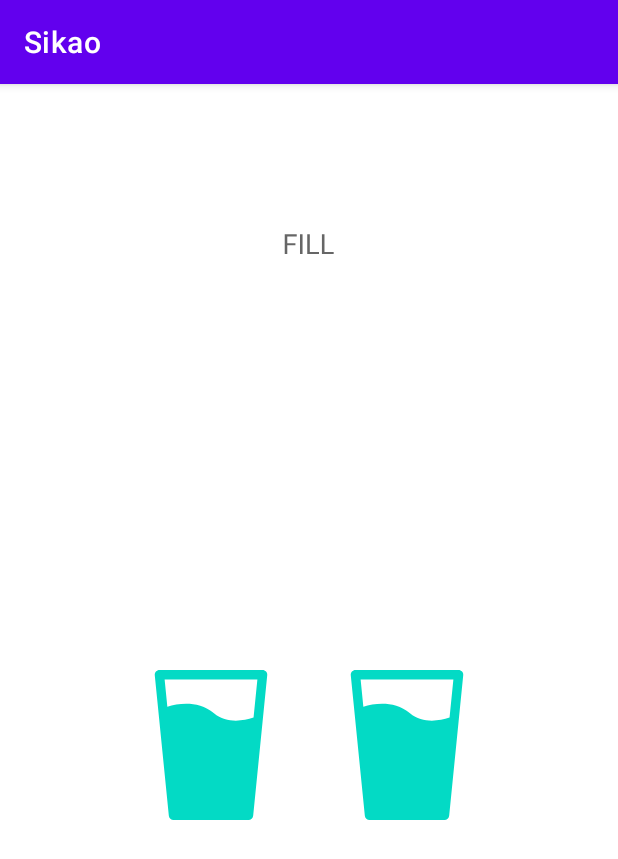
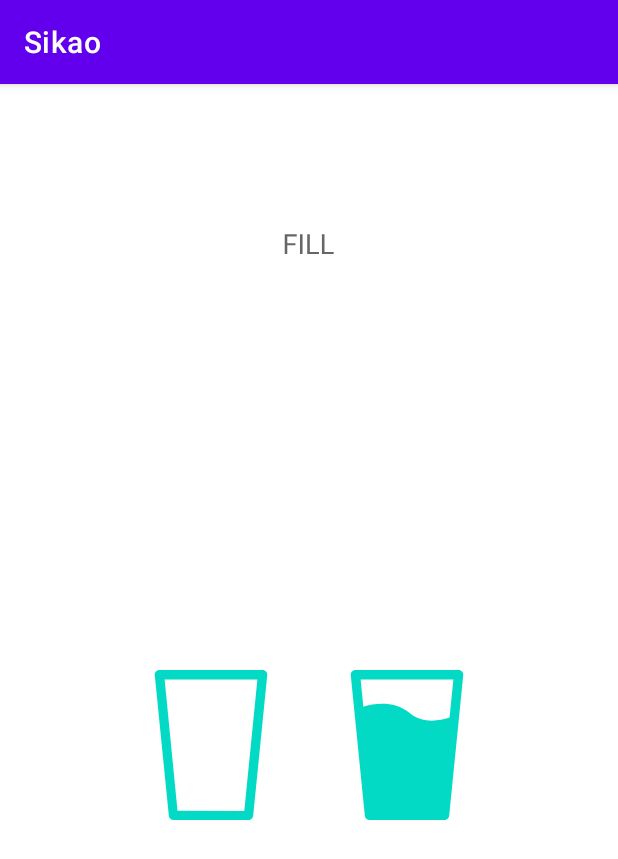
Before and after one commit to josinSbazin/sikao, an Android app: the fragment Fill shown on its own in the app's theme, on a phone screen of 412 x 824 dp. Shown: the top 859 px of the screen. Run offline under Robolectric (Android 15) with nearby library versions, the phone set to English and light mode, and no system bars; 3 statements that could not run were skipped.

Commit message:
* add Fill puzzle

```diff
--- a/app/src/main/java/ru/rhanza/sikao/levels/fill/Fill.kt
+++ b/app/src/main/java/ru/rhanza/sikao/levels/fill/Fill.kt
@@ -9,20 +9,26 @@ import android.hardware.SensorEventListener
 import android.hardware.SensorManager
 import android.hardware.SensorManager.SENSOR_DELAY_UI
 import android.os.Bundle
+import android.util.Log
 import android.view.MotionEvent
 import android.view.View
+import android.widget.ImageView
 import androidx.fragment.app.Fragment
+import androidx.lifecycle.lifecycleScope
+import kotlinx.coroutines.delay
+import kotlinx.coroutines.launch
 import ru.rhanza.sikao.R
 import ru.rhanza.sikao.core.router
+import kotlin.math.abs
 import kotlin.math.atan2
 
 
-//todo надо придумать как наполнять и освобождать бокал
 class Fill : Fragment(R.layout.fragment_fill) {
 
     private var isDragged = false
 
-    private lateinit var decanter: View
+    private lateinit var decanter: ImageView
+    private lateinit var glass: ImageView
 
     private lateinit var sensorManager: SensorManager
     private lateinit var accelerometer: Sensor
@@ -33,9 +39,9 @@ class Fill : Fragment(R.layout.fragment_fill) {
         super.onViewCreated(view, savedInstanceState)
 
         val container = view.findViewById<View>(R.id.dragContainer)
-        val glass = view.findViewById<View>(R.id.glass)
 
-        decanter = view.findViewById<View>(R.id.decanter).apply {
+        glass = view.findViewById<ImageView>(R.id.glass)
+        decanter = view.findViewById<ImageView>(R.id.decanter).apply {
             tag = DECANTER_TAG
         }
 
@@ -64,7 +70,6 @@ class Fill : Fragment(R.layout.fragment_fill) {
                         isDragged = true
                     }
                     MotionEvent.ACTION_MOVE -> {
-                        // todo обработать выход за границы
                         decanter.x = x + dX
                         decanter.y = y + dY
                     }
@@ -84,8 +89,9 @@ class Fill : Fragment(R.layout.fragment_fill) {
                 if (isDragged) {
                     val xAxis: Float = event.values[0]
                     val yAxis: Float = event.values[1]
-                    val angle = atan2(xAxis.toDouble(), yAxis.toDouble()) / (Math.PI / 180)
+                    val angle = atan2(xAxis.toDouble(), yAxis.toDouble()) * 180 / Math.PI
                     decanter.rotation = -angle.toFloat()
+                    checkFilled()
                 }
             }
 
@@ -106,6 +112,25 @@ class Fill : Fragment(R.layout.fragment_fill) {
         sensorManager.unregisterListener(sensorListener, accelerometer)
     }
 
+    private fun checkFilled() {
+        if (abs(decanter.rotation) > MAX_ANGLE
+            && decanter.x < glass.x + glass.width
+            && decanter.x > glass.x) {
+            playFillAnimation {
+                requireActivity().router.next()
+            }
+        }
+    }
+
+    private fun playFillAnimation(after: () -> Unit) {
+        lifecycleScope.launch {
+            decanter.setImageResource(R.drawable.ic_water_glass_empty)
+            glass.setImageResource(R.drawable.ic_water_glass_full)
+            delay(BEFORE_FILL_DELAY_MILLIS)
+            after.invoke()
+        }
+    }
+
     private fun View.isClicked(x: Float, y: Float): Boolean {
         val rect = Rect()
         getHitRect(rect)
@@ -114,6 +139,8 @@ class Fill : Fragment(R.layout.fragment_fill) {
 
     companion object {
         private const val DECANTER_TAG = "DECANTER"
+        private const val MAX_ANGLE = 80f
+        private const val BEFORE_FILL_DELAY_MILLIS = 1000L
 
         fun newInstance() = Fill()
     }
--- /dev/null
+++ b/app/src/main/res/drawable/ic_water_glass_empty.xml
@@ -0,0 +1,9 @@
+<vector xmlns:android="http://schemas.android.com/apk/res/android"
+    android:width="512dp"
+    android:height="512dp"
+    android:viewportWidth="512"
+    android:viewportHeight="512">
+  <path
+      android:fillColor="#FF000000"
+      android:pathData="M443.882,5.28C440.842,1.92 436.554,0 432.01,0h-352C75.498,0 71.178,1.92 68.138,5.28 65.13,8.608 63.626,13.088 64.074,17.6l48,480c0.832,8.192 7.712,14.4 15.936,14.4h256c8.224,0 15.104,-6.208 15.904,-14.4l48,-480c0.48,-4.512 -0.992,-8.992 -4.032,-12.32zM369.588,481.495 L141.692,480.807 97.706,32h316.608z"/>
+</vector>
--- a/app/src/main/res/layout/fragment_cut.xml
+++ b/app/src/main/res/layout/fragment_cut.xml
@@ -2,6 +2,7 @@
 <FrameLayout xmlns:android="http://schemas.android.com/apk/res/android"
     android:layout_width="match_parent"
     android:layout_height="match_parent"
+    xmlns:app="http://schemas.android.com/apk/res-auto"
     >
 
     <ImageView
@@ -14,7 +15,7 @@
         android:contentDescription="@string/cut"
         android:paddingTop="18dp"
         android:paddingBottom="18dp"
-        android:src="@drawable/ic_cut"
+        app:srcCompat="@drawable/ic_cut"
         />
 
 </FrameLayout>
--- a/app/src/main/res/layout/fragment_end.xml
+++ b/app/src/main/res/layout/fragment_end.xml
@@ -2,6 +2,7 @@
 <FrameLayout xmlns:android="http://schemas.android.com/apk/res/android"
     android:layout_width="match_parent"
     android:layout_height="match_parent"
+    xmlns:app="http://schemas.android.com/apk/res-auto"
     >
 
     <ImageView
@@ -11,7 +12,7 @@
         android:layout_gravity="center"
         android:clickable="false"
         android:contentDescription="@string/the_end"
-        android:src="@drawable/ic_end"
+        app:srcCompat="@drawable/ic_end"
         />
 
 </FrameLayout>
--- a/app/src/main/res/layout/fragment_fill.xml
+++ b/app/src/main/res/layout/fragment_fill.xml
@@ -14,7 +14,7 @@
         android:layout_marginTop="100dp"
         android:clickable="false"
         android:contentDescription="@string/fill"
-        android:src="@drawable/ic_fill"
+        app:srcCompat="@drawable/ic_fill"
         />
 
     <androidx.constraintlayout.widget.ConstraintLayout
@@ -29,7 +29,7 @@
             android:layout_height="100dp"
             android:layout_marginStart="60dp"
             android:contentDescription="@string/glass"
-            android:src="@drawable/ic_water_glass"
+            app:srcCompat="@drawable/ic_water_glass_empty"
             app:layout_constraintBottom_toBottomOf="parent"
             app:layout_constraintEnd_toStartOf="@id/decanter"
             app:layout_constraintStart_toStartOf="parent"
@@ -43,7 +43,7 @@
             android:layout_height="100dp"
             android:layout_marginEnd="60dp"
             android:contentDescription="@string/decanter"
-            android:src="@drawable/ic_water_glass"
+            app:srcCompat="@drawable/ic_water_glass_full"
             app:layout_constraintBottom_toBottomOf="parent"
             app:layout_constraintEnd_toEndOf="parent"
             app:layout_constraintStart_toEndOf="@id/glass"
--- a/app/src/main/res/layout/fragment_run.xml
+++ b/app/src/main/res/layout/fragment_run.xml
@@ -2,6 +2,7 @@
 <FrameLayout xmlns:android="http://schemas.android.com/apk/res/android"
     android:layout_width="match_parent"
     android:layout_height="match_parent"
+    xmlns:app="http://schemas.android.com/apk/res-auto"
     >
 
     <ImageView
@@ -11,7 +12,7 @@
         android:layout_gravity="center"
         android:clickable="false"
         android:contentDescription="@string/run"
-        android:src="@drawable/ic_run"
+        app:srcCompat="@drawable/ic_run"
         />
 
 </FrameLayout>
--- a/app/src/main/res/layout/fragment_swipe.xml
+++ b/app/src/main/res/layout/fragment_swipe.xml
@@ -2,6 +2,7 @@
 <FrameLayout xmlns:android="http://schemas.android.com/apk/res/android"
     android:layout_width="match_parent"
     android:layout_height="match_parent"
+    xmlns:app="http://schemas.android.com/apk/res-auto"
     >
 
     <ImageView
@@ -11,7 +12,7 @@
         android:layout_gravity="center"
         android:clickable="false"
         android:contentDescription="@string/swipe"
-        android:src="@drawable/ic_swipe"
+        app:srcCompat="@drawable/ic_swipe"
         />
 
 </FrameLayout>
--- a/app/src/main/res/layout/fragment_tap.xml
+++ b/app/src/main/res/layout/fragment_tap.xml
@@ -2,6 +2,7 @@
 <FrameLayout xmlns:android="http://schemas.android.com/apk/res/android"
     android:layout_width="match_parent"
     android:layout_height="match_parent"
+    xmlns:app="http://schemas.android.com/apk/res-auto"
     >
 
     <ImageView
@@ -11,7 +12,7 @@
         android:layout_gravity="center"
         android:clickable="false"
         android:contentDescription="@string/tap"
-        android:src="@drawable/ic_tap"
+        app:srcCompat="@drawable/ic_tap"
         />
 
 </FrameLayout>
```
Also changed, not shown: app/build.gradle (+5 -4 lines), app/src/main/res/drawable/ic_water_glass_full.xml (renamed from app/src/main/res/drawable/ic_water_glass.xml), gradle/wrapper/gradle-wrapper.properties.
